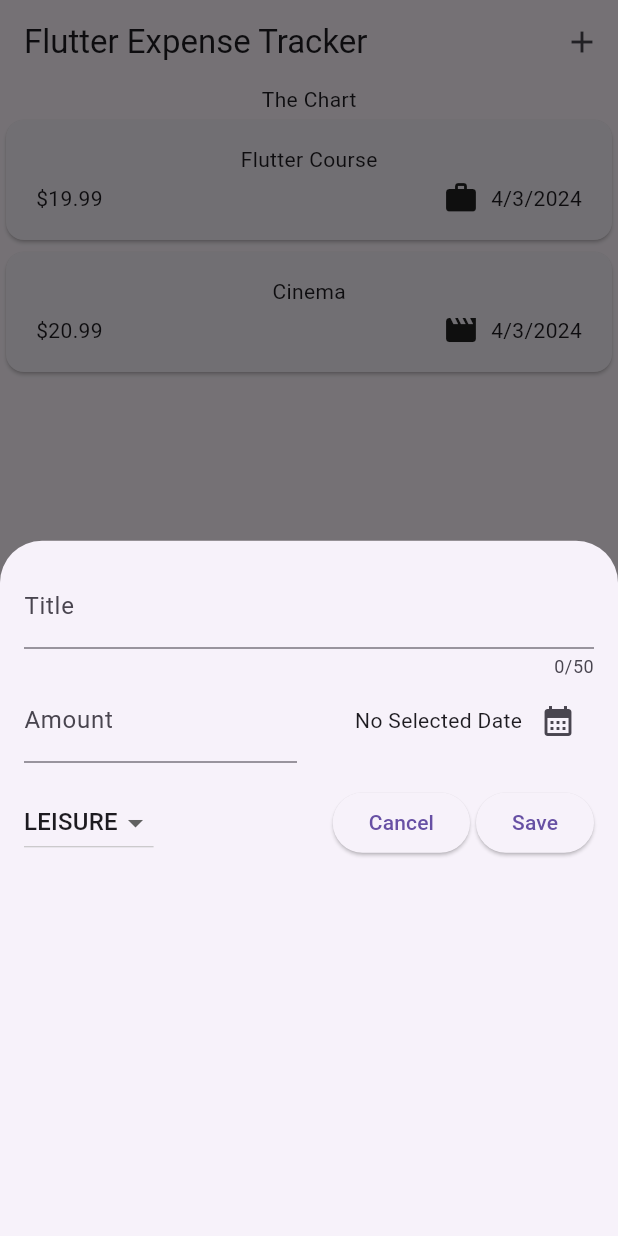
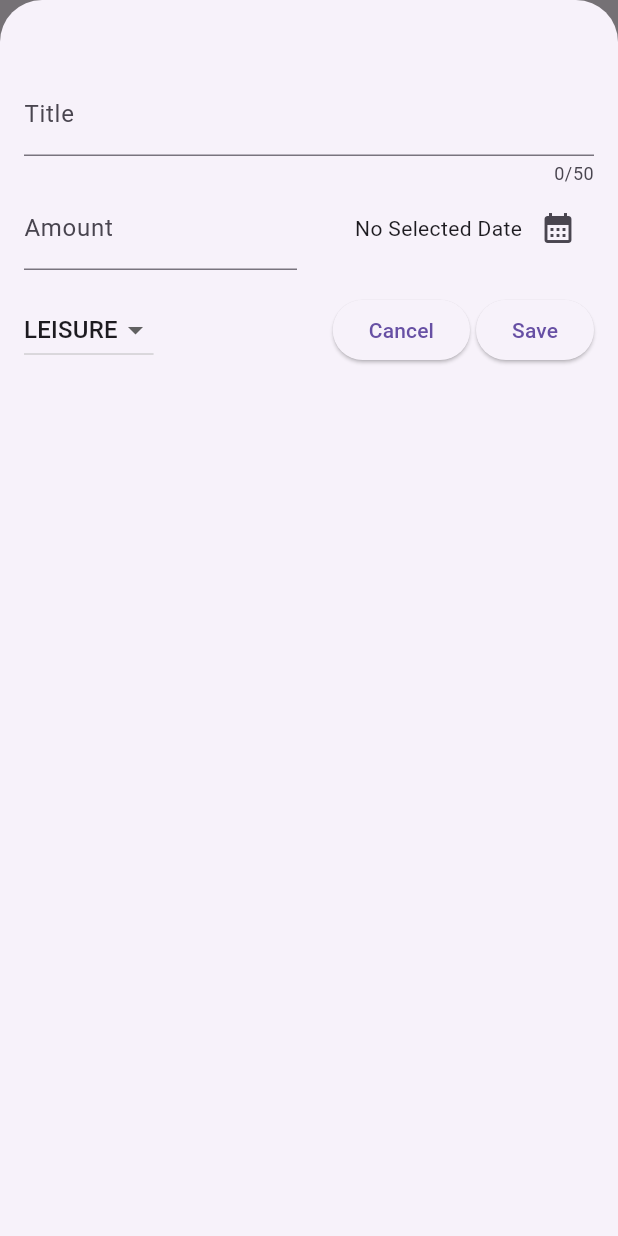
Before and after one commit to muinmundzir/expense-tracker, a Flutter app: the screen it shows after launch, after a tap on the "add" icon, on a phone screen of 412 x 824 dp. Run offline on Flutter 3.47's test engine with Material 3 defaults, Android fonts, the phone set to English and light mode, and no system bars.

Commit message:
style: make form fullscreen

```diff
--- a/lib/widgets/expense_form.dart
+++ b/lib/widgets/expense_form.dart
@@ -81,7 +81,7 @@ class _ExpenseForm extends State<ExpenseForm> {
   @override
   Widget build(BuildContext context) {
     return Padding(
-      padding: const EdgeInsets.all(16),
+      padding: const EdgeInsets.fromLTRB(16, 48, 16, 16),
       child: Column(
         children: [
           TextField(
--- a/lib/widgets/expenses.dart
+++ b/lib/widgets/expenses.dart
@@ -28,7 +28,9 @@ class _ExpensesState extends State<Expenses> {
 
   void _openAddExpenseOverlay() {
     showModalBottomSheet(
-        context: context, builder: (ctx) => ExpenseForm(_onAddExpense));
+        isScrollControlled: true,
+        context: context,
+        builder: (ctx) => ExpenseForm(_onAddExpense));
   }
 
   void _onAddExpense(Expense expense) {
```
